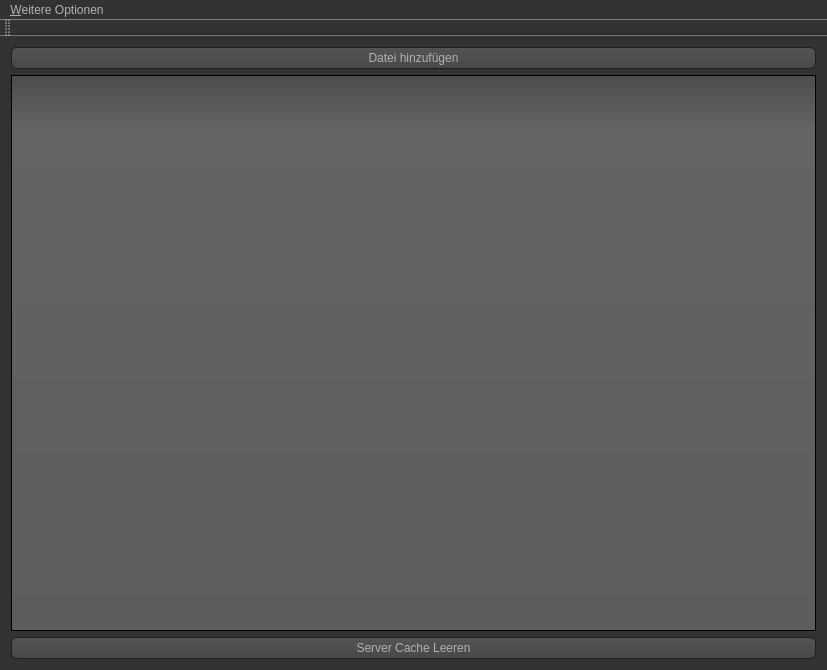
First picture: the form in mainwindow.ui, repository FAUSheppy/speech-server-client-qt, before the edit.
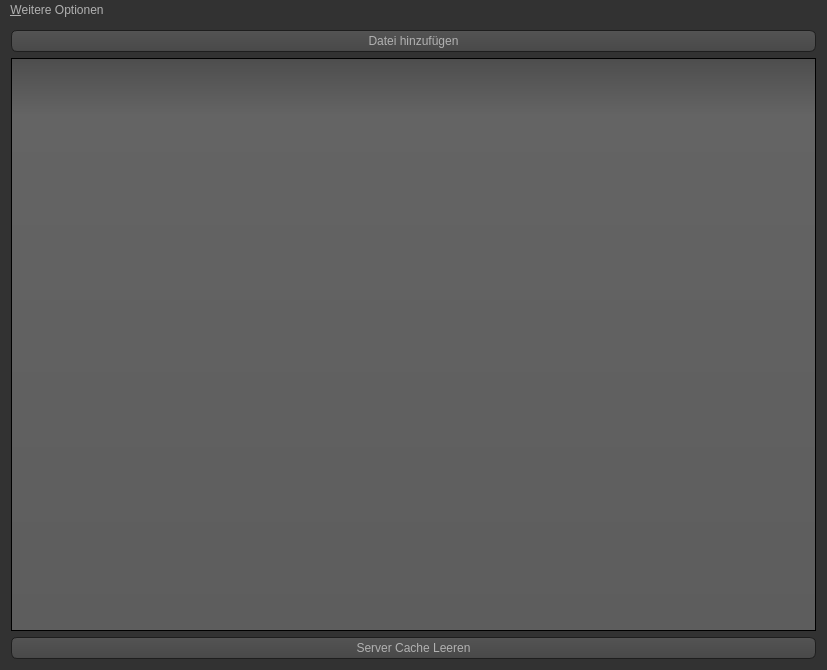
Second picture: the form after the edit. Icons and pictures are not drawn.

Commit message: remove spacer

What changed in the file:
```diff
--- a/mainwindow.ui
+++ b/mainwindow.ui
@@ -511,14 +511,6 @@
    </widget>
    <addaction name="menuKonfiguration"/>
   </widget>
-  <widget class="QToolBar" name="mainToolBar">
-   <attribute name="toolBarArea">
-    <enum>TopToolBarArea</enum>
-   </attribute>
-   <attribute name="toolBarBreak">
-    <bool>false</bool>
-   </attribute>
-  </widget>
   <action name="actionServer">
    <property name="text">
     <string>&amp;Server</string>
```
